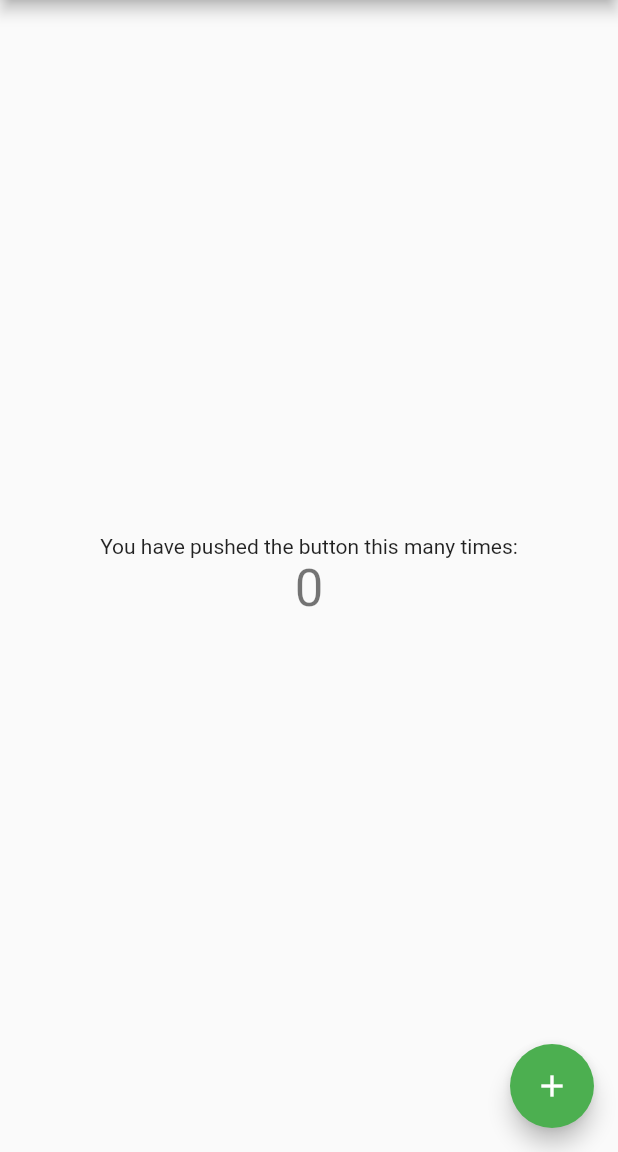
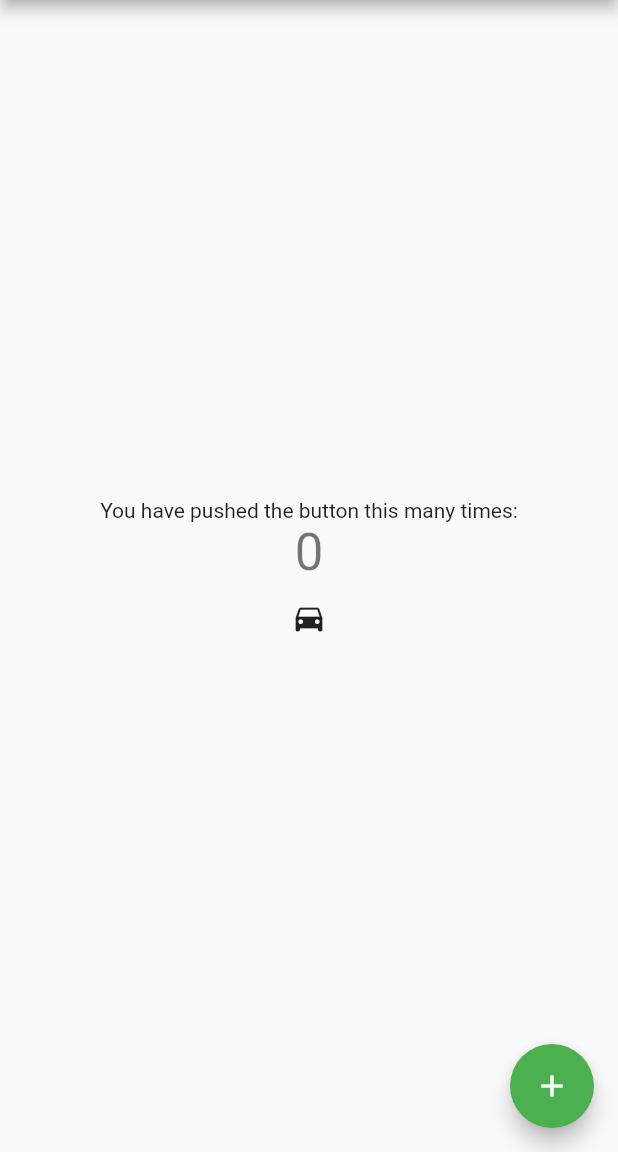
Before and after one commit to apnoble/flutter_basic, a Flutter app: the screen it shows after launch, on a phone screen of 412 x 824 dp, the part 84-1236 px from its top. Run offline on Flutter 3.47's test engine with Material 2 defaults, Android fonts, the phone set to English and light mode, and no system bars.

Commit message:
add car icon

```diff
--- a/lib/main.dart
+++ b/lib/main.dart
@@ -51,6 +51,12 @@ class _MyHomePageState extends State<MyHomePage> {
               '$_counter',
               style: Theme.of(context).textTheme.display1,
             ),
+            new IconButton(
+              icon: Icon(choices[0].icon),
+              onPressed: () {
+                // _select(choices[0]);
+              },
+            ),
           ],
         ),
       ),
@@ -62,3 +68,19 @@ class _MyHomePageState extends State<MyHomePage> {
     );
   }
 }
+
+class Choice {
+  const Choice({this.title, this.icon});
+
+  final String title;
+  final IconData icon;
+}
+
+const List<Choice> choices = const <Choice>[
+  const Choice(title: 'Car', icon: Icons.directions_car),
+  const Choice(title: 'Bicycle', icon: Icons.directions_bike),
+  const Choice(title: 'Boat', icon: Icons.directions_boat),
+  const Choice(title: 'Bus', icon: Icons.directions_bus),
+  const Choice(title: 'Train', icon: Icons.directions_railway),
+  const Choice(title: 'Walk', icon: Icons.directions_walk),
+];
```
